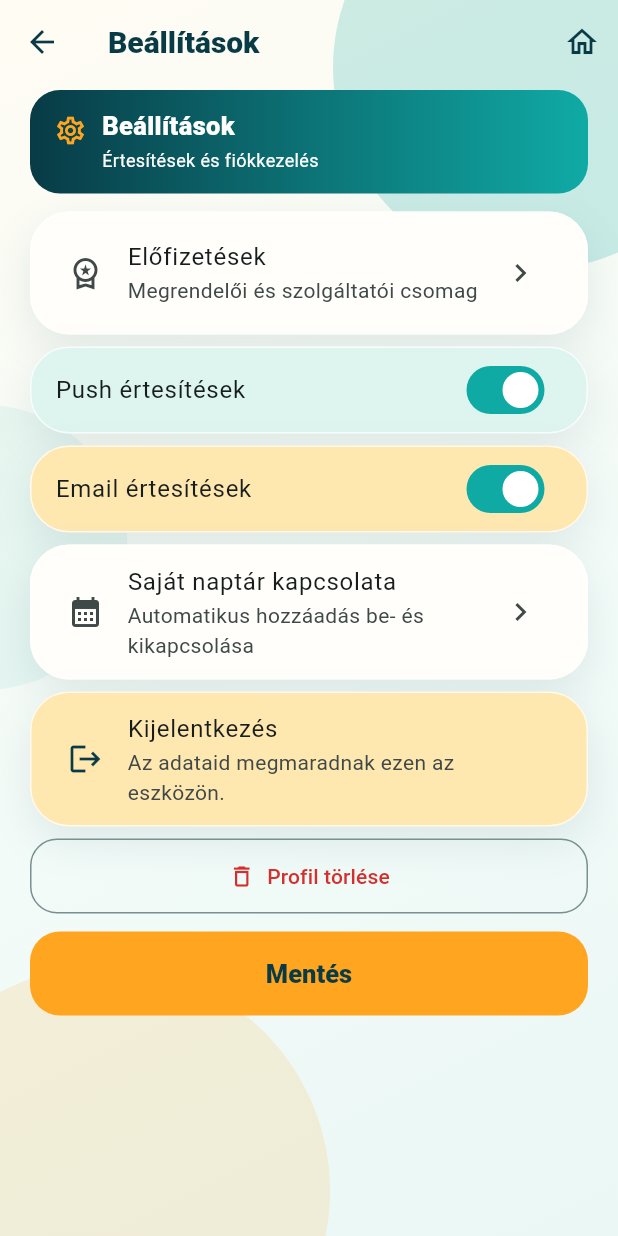
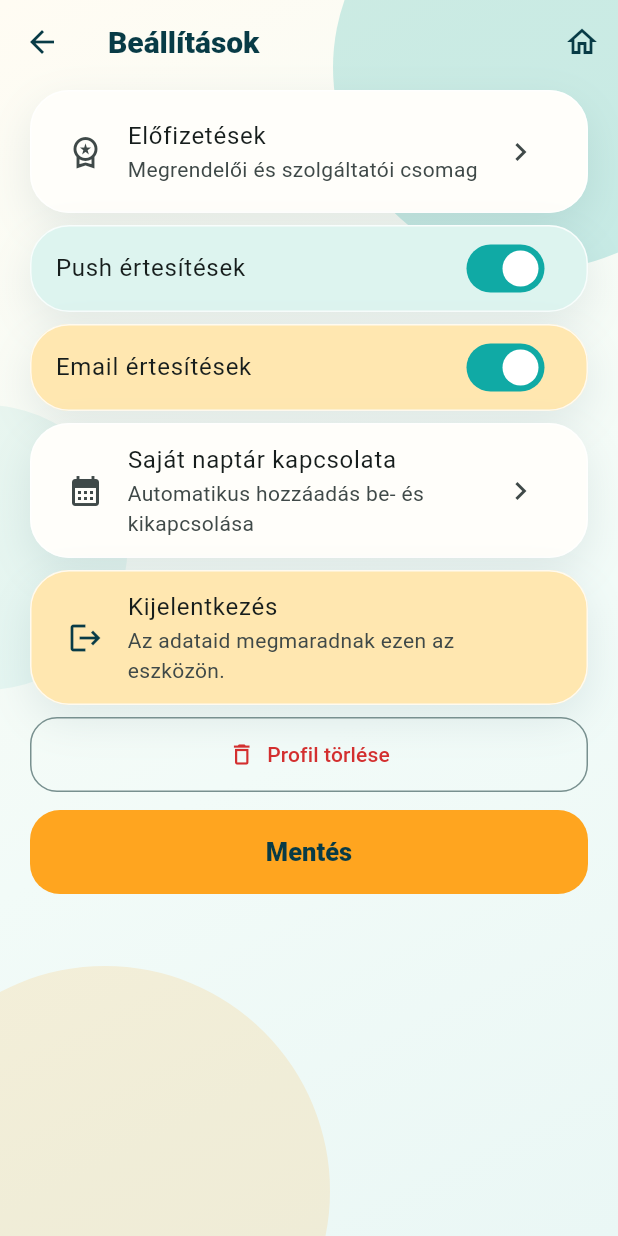
Before and after one commit to bokatimea-debug/takimaki_full, a Flutter app: the SettingsScreen screen opened by its route, on a phone screen of 412 x 824 dp. Run offline on Flutter 3.47's test engine with Material 3 defaults, Android fonts, the phone set to English and light mode, and no system bars; our stand-ins replace image_picker, shared_preferences; accounts and stored records are empty.

Commit message:
Refine approved form spacing and CTA after rendered QA: lib/screens/settings_screen.dart

```diff
--- a/lib/screens/settings_screen.dart
+++ b/lib/screens/settings_screen.dart
@@ -1,4 +1,3 @@
-import '../widgets/taki_screen_header.dart';
 import '../widgets/delete_account_dialog.dart';
 import '../widgets/taki_app_bar.dart';
 
@@ -92,12 +91,6 @@ class _SettingsScreenState extends State<SettingsScreen> {
           child: Column(
             crossAxisAlignment: CrossAxisAlignment.stretch,
             children: [
-              const TakiScreenHeader(
-                title: 'Beállítások',
-                subtitle: 'Értesítések és fiókkezelés',
-                icon: Icons.settings_outlined,
-              ),
-              const SizedBox(height: 12),
               TakiPanel(
                 padding: const EdgeInsets.symmetric(horizontal: 8, vertical: 4),
                 child: ListTile(
```
